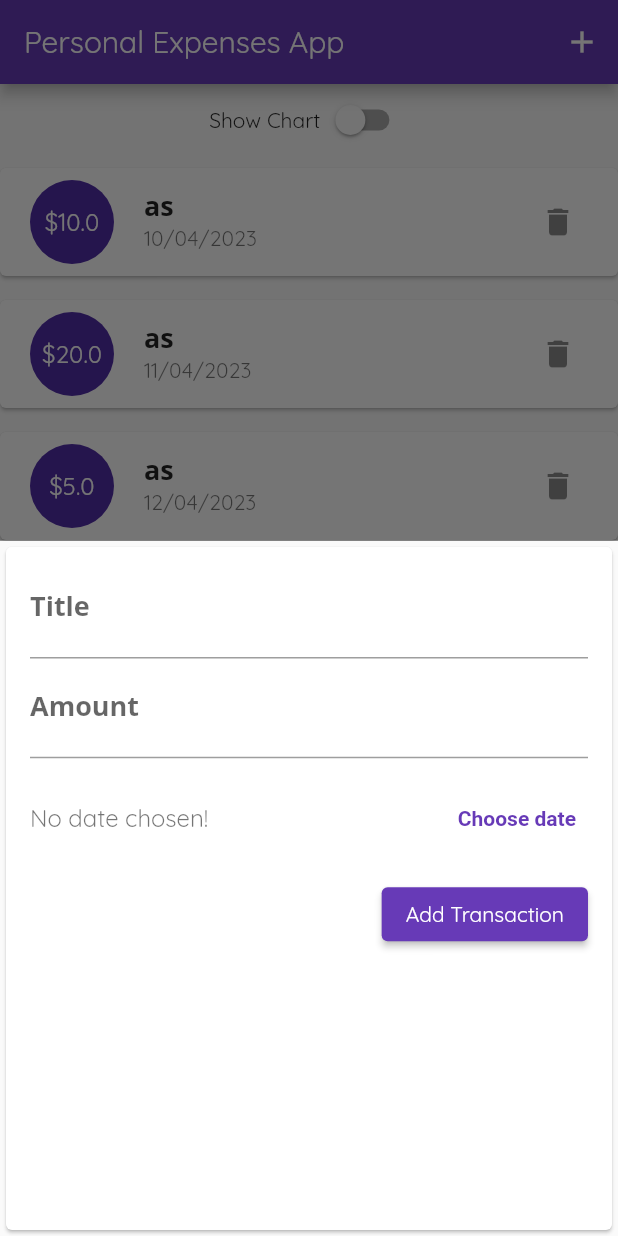
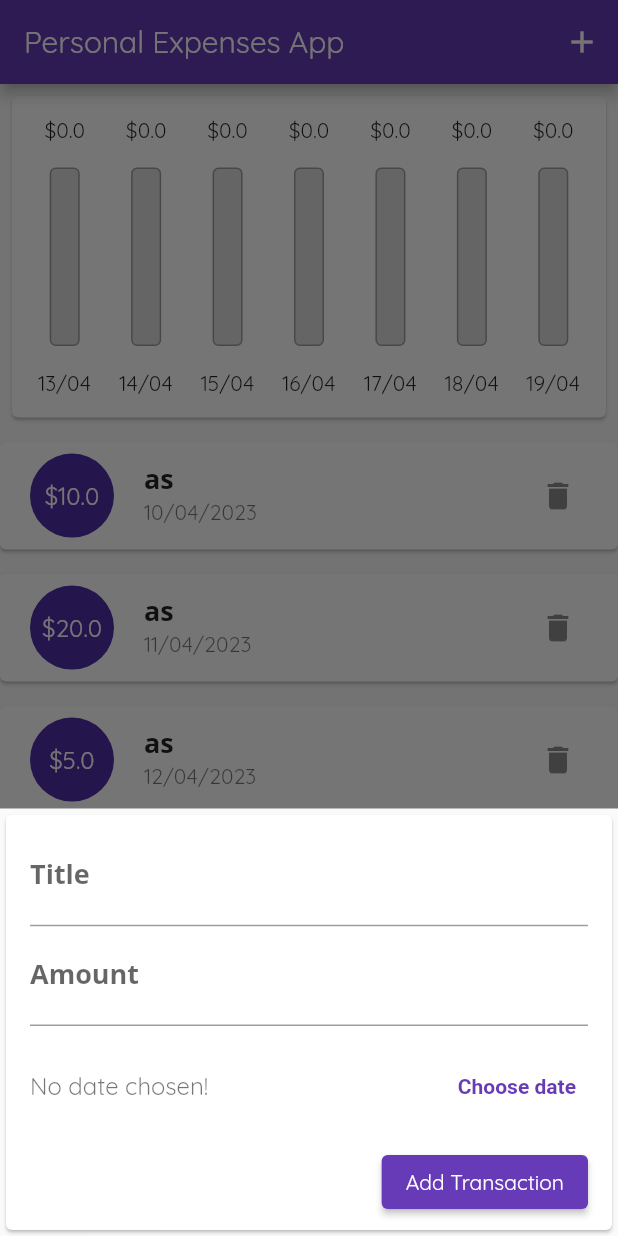
Before and after one commit to ducvt97/learn-flutter, a Flutter app: the screen it shows after launch, after a tap on the "delete" icon, after a tap on the "add" icon, on a phone screen of 412 x 824 dp. Run offline on Flutter 3.47's test engine with Material 2 defaults, Android fonts, the phone set to English and light mode, and no system bars.

Commit message:
Update responsive to Personal Expenses app

```diff
--- a/personal_expenses/lib/main.dart
+++ b/personal_expenses/lib/main.dart
@@ -90,6 +90,9 @@ class _MyHomePageState extends State<MyHomePage> {
 
   @override
   Widget build(BuildContext context) {
+    final bool isLandscapeMode =
+        MediaQuery.of(context).orientation == Orientation.landscape;
+
     final appBar = AppBar(
       title: const Text('Personal Expenses App'),
       actions: [
@@ -102,11 +105,34 @@ class _MyHomePageState extends State<MyHomePage> {
       ],
     );
 
+    Widget chartWidget(double percent) {
+      return SizedBox(
+        height: (MediaQuery.of(context).size.height -
+                MediaQuery.of(context).padding.top -
+                appBar.preferredSize.height) *
+            percent,
+        width: double.infinity,
+        child: Chart(transactions: _transactions),
+      );
+    }
+
+    final txList = SizedBox(
+      height: (MediaQuery.of(context).size.height -
+              MediaQuery.of(context).padding.top -
+              appBar.preferredSize.height) *
+          0.7,
+      child: TransactionList(
+        transactions: _transactions,
+        deleteTransaction: _deleteTransaction,
+      ),
+    );
+
     return Scaffold(
       appBar: appBar,
       body: SingleChildScrollView(
         child: Column(
           children: [
+            if (isLandscapeMode)
               Row(
                 mainAxisAlignment: MainAxisAlignment.center,
                 children: [
@@ -121,25 +147,9 @@ class _MyHomePageState extends State<MyHomePage> {
                   ),
                 ],
               ),
-            _showChart
-                ? SizedBox(
-                    height: (MediaQuery.of(context).size.height -
-                            MediaQuery.of(context).padding.top -
-                            appBar.preferredSize.height) *
-                        0.7,
-                    width: double.infinity,
-                    child: Chart(transactions: _transactions),
-                  )
-                : SizedBox(
-                    height: (MediaQuery.of(context).size.height -
-                            MediaQuery.of(context).padding.top -
-                            appBar.preferredSize.height) *
-                        0.7,
-                    child: TransactionList(
-                      transactions: _transactions,
-                      deleteTransaction: _deleteTransaction,
-                    ),
-                  ),
+            if (!isLandscapeMode) chartWidget(0.3),
+            if (!isLandscapeMode) txList,
+            if (isLandscapeMode) _showChart ? chartWidget(0.7) : txList,
           ],
         ),
       ),
--- a/personal_expenses/lib/widgets/chart.dart
+++ b/personal_expenses/lib/widgets/chart.dart
@@ -49,7 +49,7 @@ class Chart extends StatelessWidget {
         child: Row(
           mainAxisAlignment: MainAxisAlignment.spaceBetween,
           children: [
-            ..._groupedAmount.map(
+            ..._groupedAmount.reversed.toList().map(
                   (item) => Expanded(
                     child: ChartBar(
                       label: item['day'],
--- a/personal_expenses/lib/widgets/new_transaction.dart
+++ b/personal_expenses/lib/widgets/new_transaction.dart
@@ -44,9 +44,15 @@ class _NewTransactionState extends State<NewTransaction> {
 
   @override
   Widget build(BuildContext context) {
-    return Card(
+    return SingleChildScrollView(
+      child: Card(
         child: Container(
-        padding: const EdgeInsets.symmetric(vertical: 8, horizontal: 16),
+          padding: EdgeInsets.only(
+            top: 8,
+            left: 16,
+            right: 16,
+            bottom: MediaQuery.of(context).viewInsets.bottom + 8,
+          ),
           child: Column(
             crossAxisAlignment: CrossAxisAlignment.end,
             children: [
@@ -90,6 +96,7 @@ class _NewTransactionState extends State<NewTransaction> {
             ],
           ),
         ),
+      ),
     );
   }
 }
```
Lines whose indentation alone changed are shown as unchanged.
